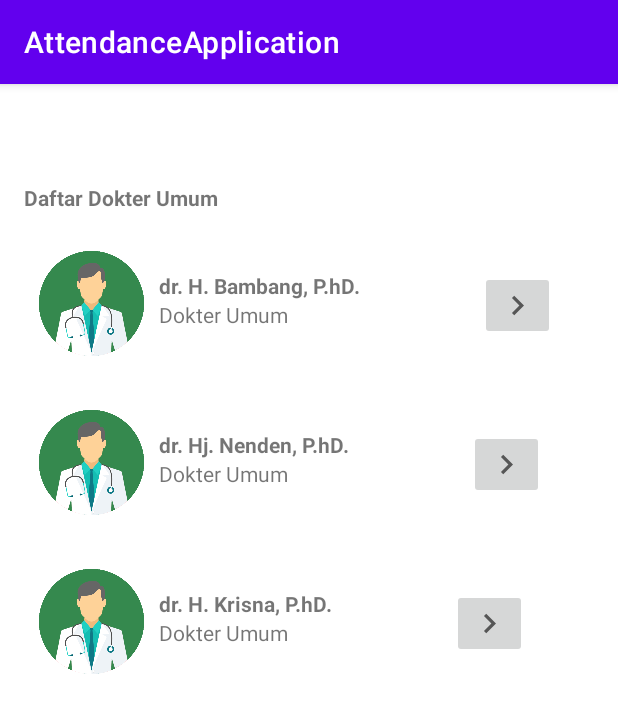
After one commit to dikdikalihsan/attendanceapprsudalihsan.github.io, an Android app: the DokterUmumActivity screen opened directly, with no data from a screen before it, on a phone screen of 412 x 824 dp. The commit adds this screen. Shown: the top 713 px of the screen. Run offline under Robolectric (Android 15) with nearby library versions, the phone set to English and light mode, and no system bars.

Commit message:
dokter umum

```diff
--- a/app/src/main/AndroidManifest.xml
+++ b/app/src/main/AndroidManifest.xml
@@ -1,6 +1,6 @@
 <?xml version="1.0" encoding="utf-8"?>
 <manifest xmlns:android="http://schemas.android.com/apk/res/android"
-    package="com.rsudalihsan.attendanceapplication">
+    package="com.rsudalihsan.attendanceapplication" >
 
     <application
         android:allowBackup="true"
@@ -8,7 +8,10 @@
         android:label="@string/app_name"
         android:roundIcon="@mipmap/ic_launcher_round"
         android:supportsRtl="true"
-        android:theme="@style/Theme.AttendanceApplication">
+        android:theme="@style/Theme.AttendanceApplication" >
+        <activity
+            android:name=".DokterUmumActivity"
+            android:exported="false" />
         <activity
             android:name=".ProfilDokterActivity"
             android:exported="true" />
@@ -41,7 +44,7 @@
             android:exported="true" />
         <activity
             android:name=".SplashActivity"
-            android:exported="true">
+            android:exported="true" >
             <intent-filter>
                 <action android:name="android.intent.action.MAIN" />
 
--- /dev/null
+++ b/app/src/main/java/com/rsudalihsan/attendanceapplication/DokterUmumActivity.kt
@@ -0,0 +1,11 @@
+package com.rsudalihsan.attendanceapplication
+
+import androidx.appcompat.app.AppCompatActivity
+import android.os.Bundle
+
+class DokterUmumActivity : AppCompatActivity() {
+    override fun onCreate(savedInstanceState: Bundle?) {
+        super.onCreate(savedInstanceState)
+        setContentView(R.layout.activity_dokter_umum)
+    }
+}
--- a/app/src/main/java/com/rsudalihsan/attendanceapplication/PoliActivity.kt
+++ b/app/src/main/java/com/rsudalihsan/attendanceapplication/PoliActivity.kt
@@ -14,7 +14,7 @@ class PoliActivity : AppCompatActivity() {
         btnPoliDokterUmum.setOnClickListener {
             startActivity(Intent(
                 this,
-                MainActivity::class.java
+                ProfilDokterActivity::class.java
             ))
         }
     }
--- /dev/null
+++ b/app/src/main/res/layout/activity_dokter_umum.xml
@@ -0,0 +1,195 @@
+<?xml version="1.0" encoding="utf-8"?>
+<androidx.constraintlayout.widget.ConstraintLayout
+    xmlns:android="http://schemas.android.com/apk/res/android"
+    xmlns:tools="http://schemas.android.com/tools"
+    xmlns:app="http://schemas.android.com/apk/res-auto"
+    android:layout_width="match_parent"
+    android:layout_height="match_parent"
+    tools:context=".DokterUmumActivity">
+
+    <com.google.android.material.appbar.AppBarLayout
+        android:layout_width="match_parent"
+        android:layout_height="wrap_content"
+        android:background="@android:color/transparent"
+        android:theme="@style/ThemeOverlay.AppCompat.ActionBar"
+        app:elevation="0dp"
+        tools:ignore="MissingConstraints">
+
+        <androidx.appcompat.widget.Toolbar
+            android:id="@+id/tbDokterUmum"
+            android:layout_width="match_parent"
+            android:layout_height="?attr/actionBarSize"
+            android:background="@android:color/transparent"
+            android:elevation="0dp"/>
+    </com.google.android.material.appbar.AppBarLayout>
+
+    <LinearLayout
+        android:layout_width="wrap_content"
+        android:layout_height="wrap_content"
+        android:orientation="vertical"
+        android:padding="16dp"
+        app:layout_constraintEnd_toEndOf="parent"
+        app:layout_constraintStart_toStartOf="parent">
+
+        <TextView
+            android:layout_width="wrap_content"
+            android:layout_height="wrap_content"
+            android:layout_marginTop="50dp"
+            android:gravity="center"
+            android:text="Daftar Dokter Umum"
+            android:textStyle="bold" />
+
+        <LinearLayout
+            android:layout_width="369dp"
+            android:layout_height="wrap_content"
+            android:layout_marginEnd="16dp"
+            android:layout_marginTop="16dp"
+            android:background="@drawable/bg_btn_google"
+            android:orientation="horizontal">
+
+            <FrameLayout
+                android:id="@+id/btnPoliDokterUmum"
+                android:layout_width="70dp"
+                android:layout_height="70dp"
+                android:layout_marginTop="10dp"
+                android:layout_marginEnd="10dp"
+                android:layout_marginBottom="10dp"
+                android:layout_marginStart="10dp"
+                android:background="@drawable/ibtn_dokter">
+
+            </FrameLayout>
+
+            <LinearLayout
+                android:layout_width="wrap_content"
+                android:layout_height="wrap_content"
+                android:orientation="vertical">
+
+                <TextView
+                    android:layout_width="wrap_content"
+                    android:layout_height="wrap_content"
+                    android:layout_marginTop="23dp"
+                    android:text="dr. H. Bambang, P.hD."
+                    android:textSize="14sp"
+                    android:textStyle="bold" />
+
+                <TextView
+                    android:layout_width="wrap_content"
+                    android:layout_height="wrap_content"
+                    android:text="Dokter Umum" />
+
+            </LinearLayout>
+
+            <ImageButton
+                android:layout_width="wrap_content"
+                android:layout_height="wrap_content"
+                android:src="@drawable/ic_next"
+                android:layout_marginStart="80dp"
+                android:layout_marginTop="23dp"/>
+
+        </LinearLayout>
+
+
+        <LinearLayout
+            android:layout_width="369dp"
+            android:layout_height="wrap_content"
+            android:layout_marginEnd="16dp"
+            android:layout_marginTop="16dp"
+            android:background="@drawable/bg_btn_google"
+            android:orientation="horizontal">
+
+            <FrameLayout
+                android:id="@+id/btnPoliDokterUmum"
+                android:layout_width="70dp"
+                android:layout_height="70dp"
+                android:layout_marginTop="10dp"
+                android:layout_marginEnd="10dp"
+                android:layout_marginBottom="10dp"
+                android:layout_marginStart="10dp"
+                android:background="@drawable/ibtn_dokter">
+
+            </FrameLayout>
+
+            <LinearLayout
+                android:layout_width="wrap_content"
+                android:layout_height="wrap_content"
+                android:orientation="vertical">
+
+                <TextView
+                    android:layout_width="wrap_content"
+                    android:layout_height="wrap_content"
+                    android:layout_marginTop="23dp"
+                    android:text="dr. Hj. Nenden, P.hD."
+                    android:textSize="14sp"
+                    android:textStyle="bold" />
+
+                <TextView
+                    android:layout_width="wrap_content"
+                    android:layout_height="wrap_content"
+                    android:text="Dokter Umum" />
+
+            </LinearLayout>
+
+            <ImageButton
+                android:layout_width="wrap_content"
+                android:layout_height="wrap_content"
+                android:src="@drawable/ic_next"
+                android:layout_marginStart="80dp"
+                android:layout_marginTop="23dp"/>
+
+        </LinearLayout>
+
+
+
+        <LinearLayout
+            android:layout_width="369dp"
+            android:layout_height="wrap_content"
+            android:layout_marginEnd="16dp"
+            android:layout_marginTop="16dp"
+            android:background="@drawable/bg_btn_google"
+            android:orientation="horizontal">
+
+            <FrameLayout
+                android:id="@+id/btnPoliDokterUmum"
+                android:layout_width="70dp"
+                android:layout_height="70dp"
+                android:layout_marginTop="10dp"
+                android:layout_marginEnd="10dp"
+                android:layout_marginBottom="10dp"
+                android:layout_marginStart="10dp"
+                android:background="@drawable/ibtn_dokter">
+
+            </FrameLayout>
+
+            <LinearLayout
+                android:layout_width="wrap_content"
+                android:layout_height="wrap_content"
+                android:orientation="vertical">
+
+                <TextView
+                    android:layout_width="wrap_content"
+                    android:layout_height="wrap_content"
+                    android:layout_marginTop="23dp"
+                    android:text="dr. H. Krisna, P.hD."
+                    android:textSize="14sp"
+                    android:textStyle="bold" />
+
+                <TextView
+                    android:layout_width="wrap_content"
+                    android:layout_height="wrap_content"
+                    android:text="Dokter Umum" />
+
+            </LinearLayout>
+
+            <ImageButton
+                android:layout_width="wrap_content"
+                android:layout_height="wrap_content"
+                android:src="@drawable/ic_next"
+                android:layout_marginStart="80dp"
+                android:layout_marginTop="23dp"/>
+
+        </LinearLayout>
+
+
+    </LinearLayout>
+
+  </androidx.constraintlayout.widget.ConstraintLayout>
--- a/app/src/main/res/layout/activity_profil_dokter.xml
+++ b/app/src/main/res/layout/activity_profil_dokter.xml
@@ -224,13 +224,7 @@
         android:layout_marginTop="16dp"
         />
 
-    <com.google.android.material.slider.RangeSlider
-        android:layout_width="wrap_content"
-        android:layout_height="wrap_content">
 
-        <view class="android.widget.DatePicker"/>
-
-    </com.google.android.material.slider.RangeSlider>
 
 
     <Button
```
